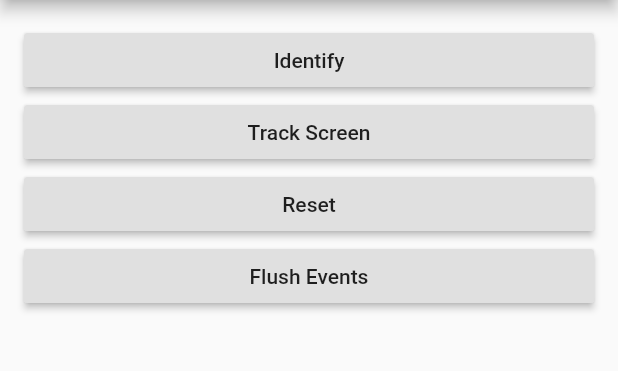
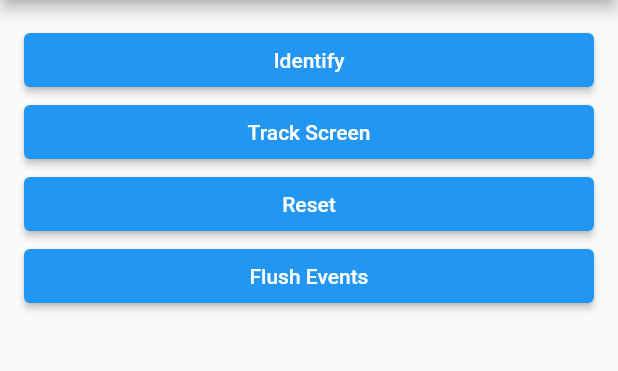
Before and after one commit to castle/castle-flutter, a Flutter app: the screen it shows after launch, on a phone screen of 412 x 824 dp, the part 84-455 px from its top. Run offline on Flutter 3.47's test engine with Material 2 defaults, Android fonts, the phone set to English and light mode, and no system bars.

Commit message:
Update the example

```diff
--- a/example/lib/main.dart
+++ b/example/lib/main.dart
@@ -56,19 +56,19 @@ class _MyAppState extends State<MyApp> {
             crossAxisAlignment: CrossAxisAlignment.stretch,
             mainAxisSize: MainAxisSize.min,
             children: <Widget>[
-              new RaisedButton(
+              new ElevatedButton(
                   onPressed: _identify,
                   child: new Text("Identify")
               ),
-              new RaisedButton(
+              new ElevatedButton(
                   onPressed: _trackScreen,
                   child: new Text("Track Screen")
               ),
-              new RaisedButton(
+              new ElevatedButton(
                   onPressed: _reset,
                   child: new Text("Reset")
               ),
-              new RaisedButton(
+              new ElevatedButton(
                   onPressed: _flush,
                   child: new Text("Flush Events")
               ),
```
Also changed, not shown: example/pubspec.yaml (+1 -51 lines), example/pubspec.lock.
